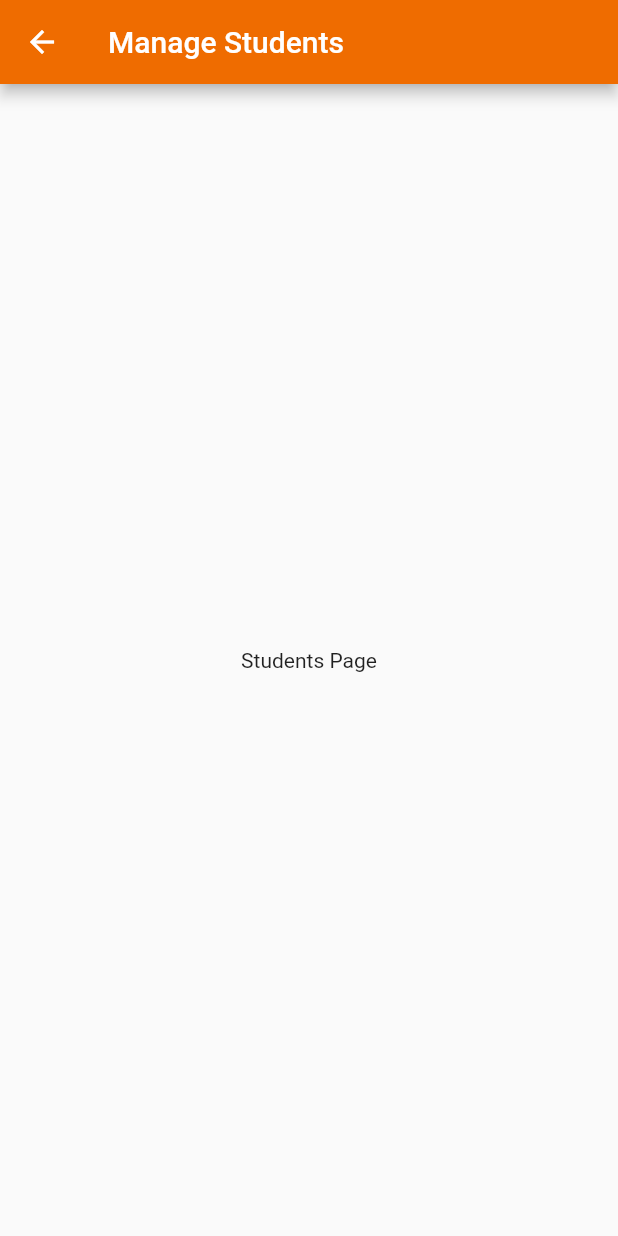
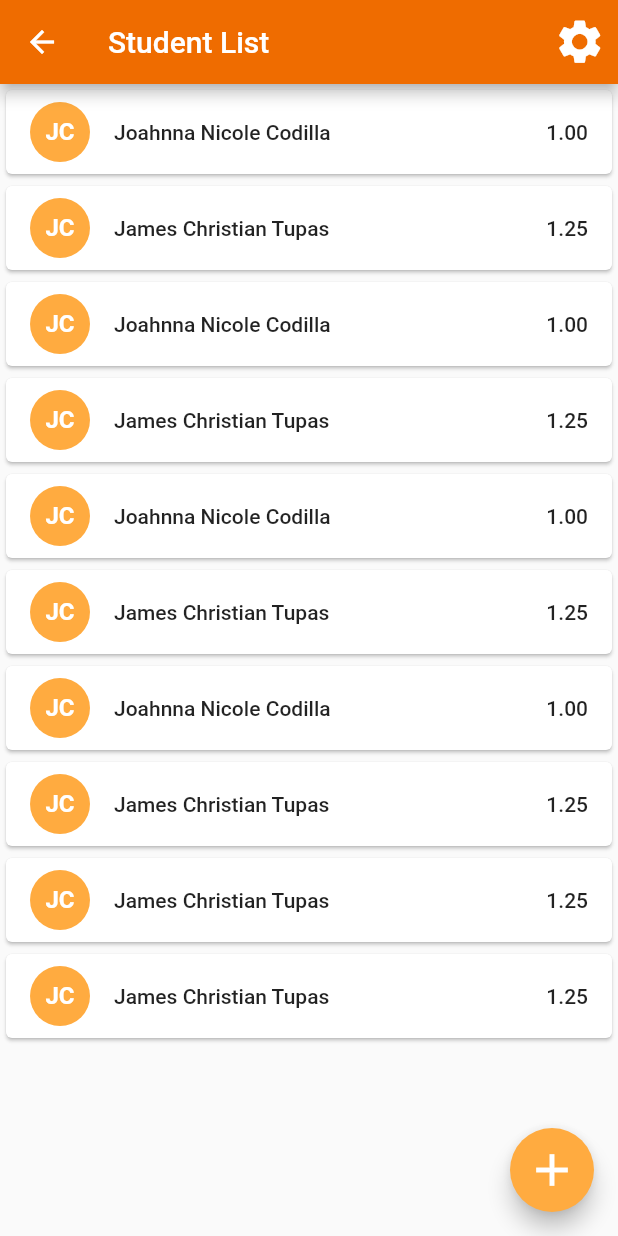
Before and after one commit to Jojojoaaaa/CalcuGrade, a Flutter app: the Students screen opened directly, on a phone screen of 412 x 824 dp. Run offline on Flutter 3.47's test engine with Material 2 defaults, Android fonts, the phone set to English and light mode, and no system bars.

Commit message:
student list screen
- added  list tiles, floating button, alert dialog and snackbar
- dummy data

```diff
--- a/lib/main.dart
+++ b/lib/main.dart
@@ -11,14 +11,16 @@ class MyApp extends StatelessWidget {
       title: 'CalcuGrade',
       theme: ThemeData(
         // Define the default brightness and colors.
+        brightness: Brightness.light,
         primaryColor: Colors.orange[800],
         buttonColor: Colors.orange[800],
+        accentColor: Colors.orangeAccent,
 
         // Define the default font family.
         fontFamily: 'Roboto',
 
         textTheme: TextTheme(
-          headline5: TextStyle(fontWeight: FontWeight.bold),
+          headline5: TextStyle(fontWeight: FontWeight.w900),
         ),
       ),
       home: Home(),
--- a/lib/screens/home/local_widgets/parent_text.dart
+++ b/lib/screens/home/local_widgets/parent_text.dart
@@ -7,7 +7,7 @@ class ParentText extends StatelessWidget {
   final TextStyle style;
   final List<TextSpan> children;
 
-  static getTextSpan(String tsText, TextStyle tsStyle, List<TextSpan> tsChildren) {
+  static TextSpan getTextSpan(String tsText, TextStyle tsStyle, List<TextSpan> tsChildren) {
     return TextSpan(text: tsText, style: tsStyle, children: tsChildren);
   }
 
--- /dev/null
+++ b/lib/screens/students/local_widgets/student_tile.dart
@@ -0,0 +1,26 @@
+import 'package:flutter/material.dart';
+
+class StudentTile extends StatelessWidget {
+  StudentTile(
+      {Key key, @required this.initials, @required this.name, this.finalGrade})
+      : super(key: key);
+
+  final String initials, name;
+  final double finalGrade;
+
+  @override
+  Widget build(BuildContext context) {
+    return Card(
+        child: ListTile(
+      leading: CircleAvatar(
+        backgroundColor: Colors.orangeAccent,
+        child: Text(initials, style: TextStyle(color: Colors.white, fontWeight: FontWeight.bold)),
+      ),
+      title: Text(name, style: Theme.of(context).textTheme.bodyText1),
+      trailing: Text(finalGrade.toStringAsFixed(2), style: Theme.of(context).textTheme.bodyText1),
+      onTap: () {
+        // go to student profile
+      },
+    ));
+  }
+}
--- a/lib/screens/students/students.dart
+++ b/lib/screens/students/students.dart
@@ -1,16 +1,75 @@
 import 'package:flutter/material.dart';
 
+import 'package:calcugrade/screens/students/local_widgets/student_tile.dart';
+import 'package:calcugrade/screens/students/students_add/add.dart';
+import 'package:calcugrade/screens/students/students_class/student.dart';
 
 class Students extends StatelessWidget {
   @override
   Widget build(BuildContext context) {
     return Scaffold(
-      appBar: AppBar(
-        title: Text('Manage Students'),
-      ),
-      body: Center(
-        child: Text('Students Page'),
-      ),
-    );
+        appBar: AppBar(title: Text('Student List'), actions: [
+          IconButton(
+            icon: Icon(Icons.settings),
+            iconSize: 35,
+            onPressed: () {},
+          )
+        ]),
+        body: ListView(
+          children: [
+            StudentTile(
+                initials: "JC",
+                name: "Joahnna Nicole Codilla",
+                finalGrade: 1.00),
+            StudentTile(
+                initials: "JC",
+                name: "James Christian Tupas",
+                finalGrade: 1.25),
+            StudentTile(
+                initials: "JC",
+                name: "Joahnna Nicole Codilla",
+                finalGrade: 1.00),
+            StudentTile(
+                initials: "JC",
+                name: "James Christian Tupas",
+                finalGrade: 1.25),
+            StudentTile(
+                initials: "JC",
+                name: "Joahnna Nicole Codilla",
+                finalGrade: 1.00),
+            StudentTile(
+                initials: "JC",
+                name: "James Christian Tupas",
+                finalGrade: 1.25),
+            StudentTile(
+                initials: "JC",
+                name: "Joahnna Nicole Codilla",
+                finalGrade: 1.00),
+            StudentTile(
+                initials: "JC",
+                name: "James Christian Tupas",
+                finalGrade: 1.25),
+            StudentTile(
+                initials: "JC",
+                name: "James Christian Tupas",
+                finalGrade: 1.25),
+            StudentTile(
+                initials: "JC",
+                name: "James Christian Tupas",
+                finalGrade: 1.25),
+          ],
+        ),
+        floatingActionButton: new Builder(builder: (BuildContext sContext) {
+          return new FloatingActionButton(
+            onPressed: () {
+              showAlertDialog(context, sContext);
+            },
+            child: Icon(
+              Icons.add,
+              color: Colors.white,
+              size: 36.0,
+            ),
+          );
+        }));
   }
 }
```
Also changed, not shown: lib/screens/students/students_add/add.dart (+68 -0 lines), lib/screens/students/students_list/list.dart (deleted).
